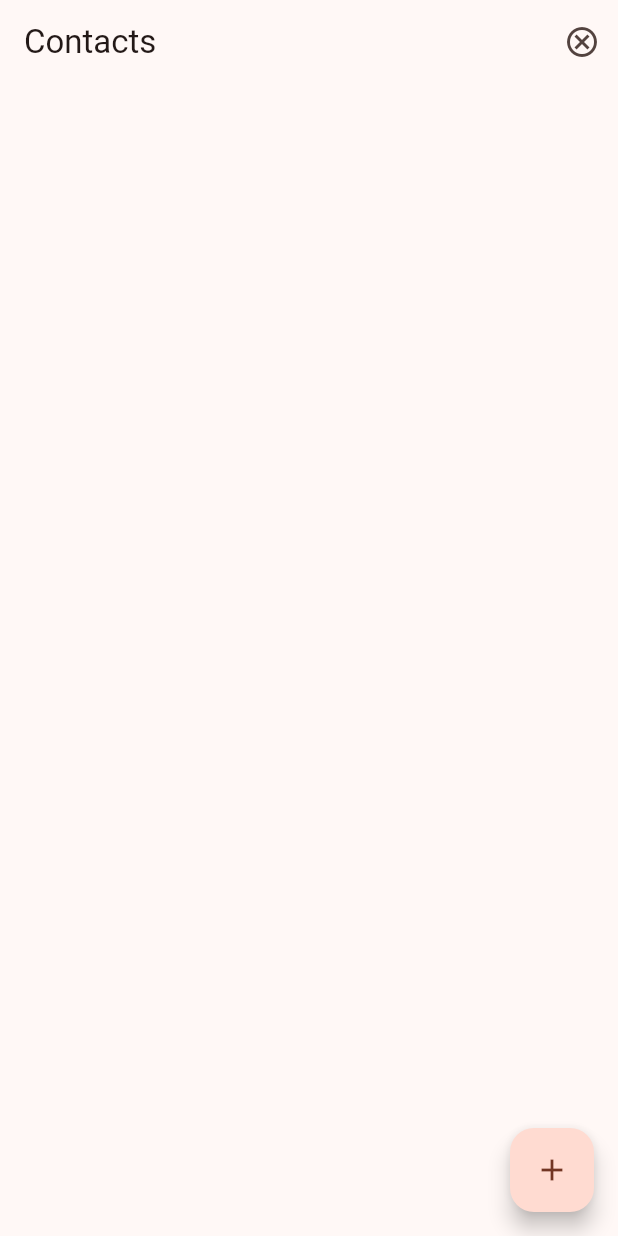
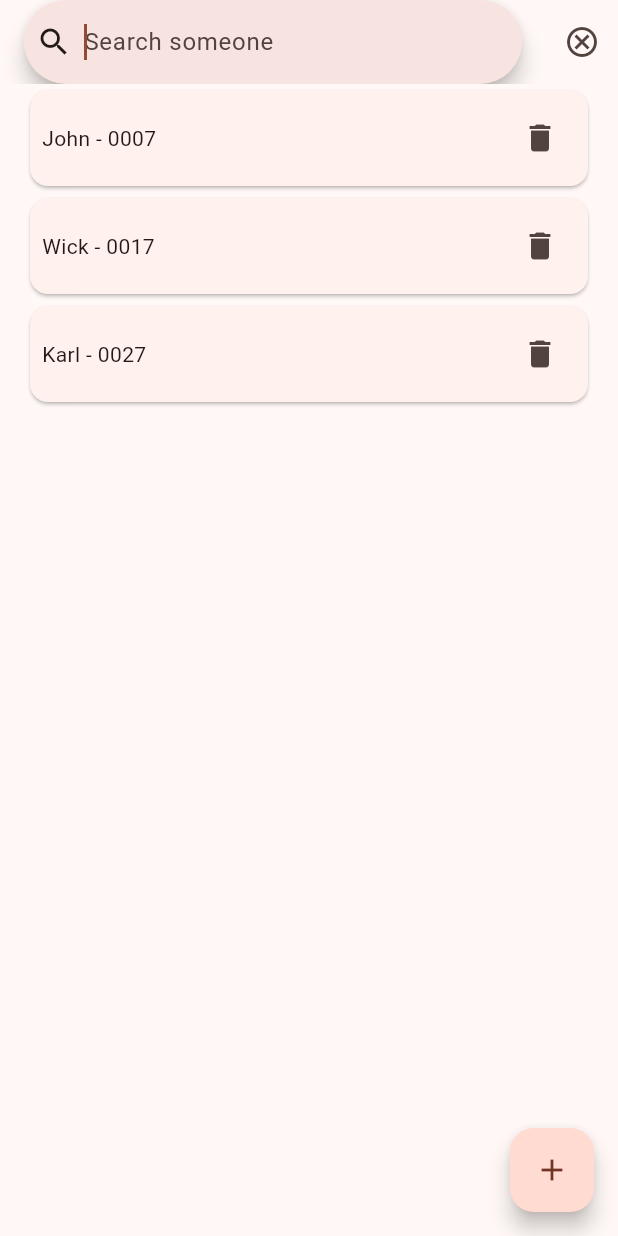
Before and after one commit to armutyus/contacts-flutter-exercise, a Flutter app: the screen it shows after launch, after a tap on the "search" icon, on a phone screen of 412 x 824 dp. Run offline on Flutter 3.47's test engine with Material 2 defaults, Android fonts, the light colour scheme and no system bars.

Commit message:
home page list view added

```diff
--- a/lib/main.dart
+++ b/lib/main.dart
@@ -12,6 +12,7 @@ class MyApp extends StatelessWidget {
   @override
   Widget build(BuildContext context) {
     return MaterialApp(
+      debugShowCheckedModeBanner: false,
       title: 'Flutter Demo',
       theme: ThemeData(
         colorScheme: ColorScheme.fromSeed(seedColor: Colors.deepOrange),
--- a/lib/ui/home.dart
+++ b/lib/ui/home.dart
@@ -1,5 +1,8 @@
+import 'package:contacts_flutter_exercise/ui/persondetail.dart';
 import 'package:contacts_flutter_exercise/ui/personsave.dart';
 import 'package:flutter/material.dart';
+
+import '../model/person.dart';
 
 class Home extends StatefulWidget {
   const Home({super.key});
@@ -11,39 +14,102 @@ class Home extends StatefulWidget {
 class _HomeState extends State<Home> {
 
   bool isSearchActive = false;
+  var searchBarFocusNode = FocusNode();
+
+  Future<List<Person>> getAllPerson() async {
+    var contactList = <Person>[];
+    var p1 = Person(1, "John", "0007");
+    var p2 = Person(2, "Wick", "0017");
+    var p3 = Person(3, "Karl", "0027");
+    contactList.addAll([p1, p2, p3]);
+    return contactList;
+  }
 
   @override
   Widget build(BuildContext context) {
     return Scaffold(
       appBar: AppBar(
-          title: const Text("Contacts"),
+          title: isSearchActive ?
+              SearchBar(
+                focusNode: searchBarFocusNode,
+                leading: const Icon(Icons.search),
+                hintText: "Search someone",
+                onChanged: (searchText){
+                  print("Searching: $searchText");
+                },
+              )
+              : const Text("Contacts"),
           actions: [
-            isSearchActive ?
             IconButton(
+                isSelected: isSearchActive,
                 onPressed: (){
                   setState(() {
-                    isSearchActive = false;
+                    searchBarFocusNode.requestFocus();
+                    isSearchActive = !isSearchActive;
                   });
                 },
-                icon: const Icon(Icons.cancel_outlined)
-            ) :
-            IconButton(
-                onPressed: (){
-                  setState(() {
-                    isSearchActive = true;
-                  });
-                },
-                icon: const Icon(Icons.search)
-            )
+                icon: const Icon(Icons.search),
+                selectedIcon: const Icon(Icons.cancel_outlined),
+            ),
           ],
       ),
-      body: Center(
-        child: Column(
-          mainAxisAlignment: MainAxisAlignment.spaceEvenly,
-          children: [
+      body: FutureBuilder<List<Person>>(
+        future: getAllPerson(),
+        builder: (context, snapshot){
+          if (snapshot.hasData) {
+            var personList = snapshot.data;
+            return ListView.builder(
+                itemCount: personList!.length,
+                itemBuilder: (context, index){
+                  var person = personList[index];
+                  return Padding(
+                    padding: const EdgeInsets.symmetric(horizontal: 16),
+                    child: GestureDetector(
+                      onTap: () {
+                      Navigator.push(
+                          context,
+                          MaterialPageRoute(
+                              builder: (context) => PersonDetail(person: person)
+                          )
+                      ).then((value) {
+                        print("Returned to home");
+                      });
+                    },
+                      child: Card(
+                        child: Padding(
+                          padding: const EdgeInsets.all(8.0),
+                          child: Row(
+                            mainAxisAlignment: MainAxisAlignment.spaceBetween,
+                            children: [
+                              Text("${person.personName} - ${person.personPhone}"),
+                              IconButton(
+                                  onPressed: (){
+                                    final snackBar = SnackBar(
+                                      content: Text('Are you sure to delete ${person.personName}'),
+                                      action: SnackBarAction(
+                                        label: 'DELETE',
+                                        onPressed: () {
+                                          print("Deleted person id ${person.personId}");
+                                        },
+                                      ),
+                                    );
 
-          ],
-        ),
+                                    ScaffoldMessenger.of(context).showSnackBar(snackBar);
+                                  },
+                                  icon: const Icon(Icons.delete)
+                              ),
+                            ],
+                          ),
+                        ),
+                      ),
+                    ),
+                  );
+                },
+            );
+          } else {
+            return const Center();
+          }
+        },
       ),
       floatingActionButton: FloatingActionButton(
         onPressed: (){
```
